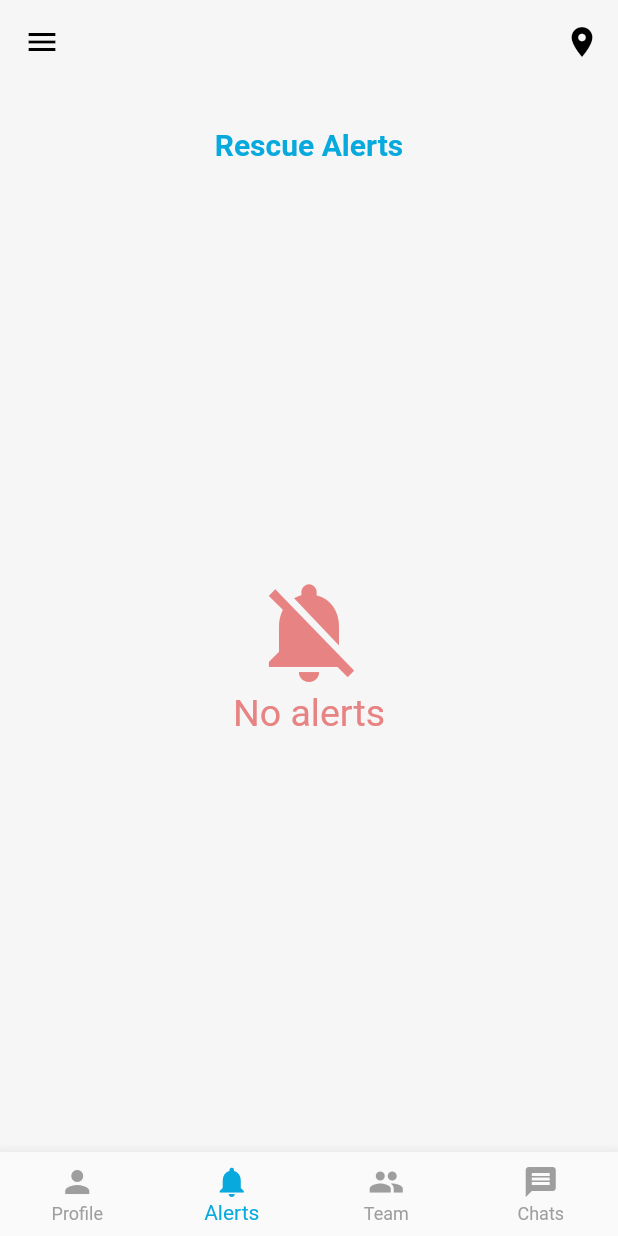
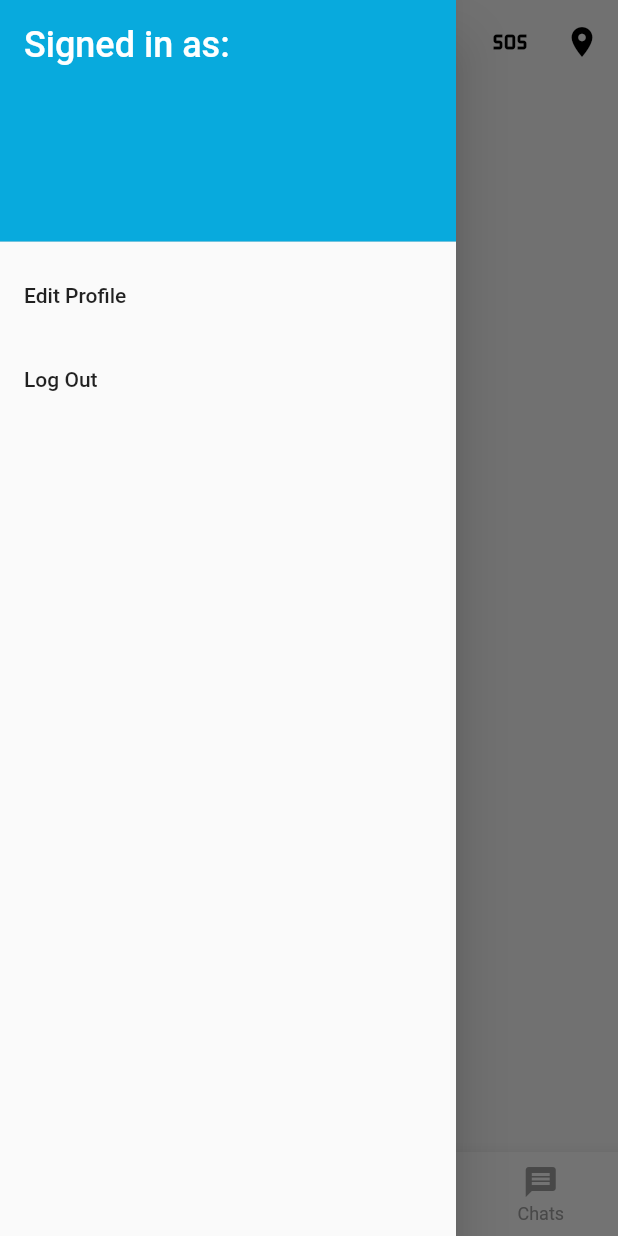
Before and after one commit to Anushastha/EnterpriseProject, a Flutter app: the DashboardScreen screen opened directly, item 2 of the bottom bar chosen, after a tap on the "menu" icon, on a phone screen of 412 x 824 dp. Run offline on Flutter 3.47's test engine with Material 2 defaults, Android fonts, the phone set to English and light mode, and no system bars; our stand-ins replace firebase_auth, firebase_core, step_progress_indicator; accounts and stored records are empty; network calls fail; project files that could hold a hidden picture were left out.

Commit message:
Rescue UI

```diff
--- a/enterprise_project/lib/features/rescueTeam/Rescueprofile.dart
+++ b/enterprise_project/lib/features/rescueTeam/Rescueprofile.dart
@@ -1,144 +1,255 @@
+// import 'package:flutter/material.dart';
+// import '../../custom/theme.dart';
+// import 'editProfile.dart';
+//
+// class ProfileScreen extends StatelessWidget {
+//   @override
+//   Widget build(BuildContext context) {
+//     return Center(
+//       child: Column(
+//         children: [
+//           Center(
+//             child: Text(
+//               'Rescue Team Dashboard',
+//               style: TextStyle(
+//                 fontSize: 20.0,
+//                 fontWeight: FontWeight.bold,
+//                 color: CustomTheme.blue,
+//               ),
+//             ),
+//           ),
+//           Expanded(
+//             child: Align(
+//               alignment: Alignment.topRight,
+//               child: IconButton(
+//                 icon: Icon(
+//                   Icons.edit,
+//                   color: CustomTheme.blue,
+//                 ),
+//                 onPressed: () {
+//                   Navigator.push(
+//                     context,
+//                     MaterialPageRoute(builder: (context) => EditProfileScreen()),
+//                   );
+//                 },
+//               ),
+//             ),
+//           ),
+//           Padding(
+//             padding: EdgeInsets.all(8.0),
+//             child: CircleAvatar(
+//               radius: 50.0,
+//               backgroundColor: Colors.grey,
+//               backgroundImage: NetworkImage('https://encrypted-tbn0.gstatic.com/images?q=tbn:ANd9GcSPEZReC1Pu5YrUBFjENhqQNFsI2crcnfBdIw&usqp=CAU'),
+//             ),
+//           ),
+//           Card(
+//             child: Column(
+//               children: [
+//                 ListTile(
+//                   title: Text(
+//                     'Name',
+//                     style: TextStyle(
+//                       fontWeight: FontWeight.bold,
+//                     ),
+//                   ),
+//                   subtitle: Text(
+//                       'Jason Rai',
+//                     style: TextStyle(
+//                       color: CustomTheme.lightText,
+//                     ),
+//                   ),
+//                 ),
+//               ],
+//             ),
+//           ),
+//           Card(
+//             child: Column(
+//               children: [
+//                 ListTile(
+//                   title: Text(
+//                     'Email',
+//                     style: TextStyle(
+//                       fontWeight: FontWeight.bold,
+//                     ),
+//                   ),
+//                   subtitle: Text(
+//                     'jason.rai@example.com',
+//                     style: TextStyle(
+//                       color: CustomTheme.lightText,
+//                     ),
+//                   ),
+//                 ),
+//               ],
+//             ),
+//           ),
+//           Card(
+//             child: Column(
+//               children: [
+//                 ListTile(
+//                   title: Text(
+//                     'Phone',
+//                     style: TextStyle(
+//                       fontWeight: FontWeight.bold,
+//                     ),
+//                   ),
+//                   subtitle: Text(
+//                       '9841568095',
+//                     style: TextStyle(
+//                       color: CustomTheme.lightText,
+//                     ),
+//                   ),
+//                 ),
+//               ],
+//             ),
+//           ),
+//           Card(
+//             child: Column(
+//               children: [
+//                 ListTile(
+//                   title: Text(
+//                     'Gender',
+//                     style: TextStyle(
+//                       fontWeight: FontWeight.bold,
+//                     ),
+//                   ),
+//                   subtitle: Text('Male'),
+//                 ),
+//               ],
+//             ),
+//           ),
+//           Card(
+//             child: Column(
+//               children: [
+//                 ListTile(
+//                   title: Text(
+//                     'Rescue Department',
+//                     style: TextStyle(
+//                       fontWeight: FontWeight.bold,
+//                     ),
+//                   ),
+//                   subtitle: Text(
+//                       'Search and Rescue Team',
+//                     style: TextStyle(
+//                       color: CustomTheme.lightText,
+//                     ),
+//                   ),
+//                 ),
+//               ],
+//             ),
+//           ),
+//         ],
+//       ),
+//     );
+//   }
+// }
+import 'package:flutter/cupertino.dart';
 import 'package:flutter/material.dart';
+
 import '../../custom/theme.dart';
-import 'editProfile.dart';
+// import 'editProfile.dart';
 
 class ProfileScreen extends StatelessWidget {
   @override
   Widget build(BuildContext context) {
     return Center(
+      child: Card(
+        elevation: 5.0,
+        margin: EdgeInsets.symmetric(horizontal: 16.0, vertical: 16.0),
+        child: Padding(
+          padding: EdgeInsets.all(16.0),
           child: Column(
+            crossAxisAlignment: CrossAxisAlignment.center,
             children: [
-          Center(
-            child: Text(
-              'Rescue Team Dashboard',
+              Text(
+                'Rescue Team ID',
                 style: TextStyle(
                   fontSize: 20.0,
                   fontWeight: FontWeight.bold,
                   color: CustomTheme.blue,
                 ),
               ),
-          ),
-          Expanded(
-            child: Align(
-              alignment: Alignment.topRight,
-              child: IconButton(
-                icon: Icon(
-                  Icons.edit,
-                  color: CustomTheme.blue,
-                ),
-                onPressed: () {
-                  Navigator.push(
-                    context,
-                    MaterialPageRoute(builder: (context) => EditProfileScreen()),
-                  );
-                },
+              SizedBox(height: 50.0),
+              Center(
+                child: Container(
+                  width: 150.0,
+                  height: 150.0,
+                  decoration: BoxDecoration(
+                    color: Colors.grey,
+                    image: DecorationImage(
+                      image: NetworkImage('https://encrypted-tbn0.gstatic.com/images?q=tbn:ANd9GcSPEZReC1Pu5YrUBFjENhqQNFsI2crcnfBdIw&usqp=CAU'),
+                      fit: BoxFit.cover,
                     ),
                   ),
                 ),
-          Padding(
-            padding: EdgeInsets.all(8.0),
-            child: CircleAvatar(
-              radius: 50.0,
-              backgroundColor: Colors.grey,
-              backgroundImage: NetworkImage('https://encrypted-tbn0.gstatic.com/images?q=tbn:ANd9GcSPEZReC1Pu5YrUBFjENhqQNFsI2crcnfBdIw&usqp=CAU'),
               ),
-          ),
-          Card(
-            child: Column(
-              children: [
-                ListTile(
-                  title: Text(
-                    'Name',
+              SizedBox(height: 24.0),
+              Center(
+                child: Text(
+                  'Jason Rai',
                   style: TextStyle(
                     fontWeight: FontWeight.bold,
-                    ),
-                  ),
-                  subtitle: Text(
-                      'Jason Rai',
-                    style: TextStyle(
-                      color: CustomTheme.lightText,
+                    fontSize: 20,
+                    color: CustomTheme.textColor,
                   ),
                 ),
               ),
+              SizedBox(height: 20.0),
+              Center(
+                child: Text(
+                  'jason.rai@example.com',
+                  style: TextStyle(
+                    color: CustomTheme.textColor,
+                    fontSize: 16,
+                  ),
+                ),
+              ),
+              SizedBox(height: 10.0),
+              Center(
+                child: Text(
+                  '9841568095',
+                  style: TextStyle(
+                    color: CustomTheme.textColor,
+                    fontSize: 16,
+                  ),
+                ),
+              ),
+              SizedBox(height: 8.0),
+              Center(
+                child: Text(
+                  'Baneshwor, Kathmandu, Nepal',
+                  style: TextStyle(
+                    color: CustomTheme.textColor,
+                    fontSize: 16,
+                  ),
+                ),
+              ),
+              SizedBox(height: 8.0),
+              Center(
+                child: Text(
+                  'Joined: August, 2022',
+                  style: TextStyle(
+                    color: CustomTheme.textColor,
+                    fontSize: 16,
+                  ),
+                ),
+              ),
+              SizedBox(height: 10.0),
+              Spacer(), // Adds spacer widget to push the text to the bottom
+              Center(
+                child: Text(
+                  'Search and Rescue Department',
+                  style: TextStyle(
+                    fontWeight: FontWeight.bold,
+                    color: CustomTheme.textColor,
+                    fontSize: 20,
+                  ),
+                ),
+              ),
+              SizedBox(height: 10.0),
             ],
           ),
         ),
-          Card(
-            child: Column(
-              children: [
-                ListTile(
-                  title: Text(
-                    'Email',
-                    style: TextStyle(
-                      fontWeight: FontWeight.bold,
-                    ),
-                  ),
-                  subtitle: Text(
-                    'jason.rai@example.com',
-                    style: TextStyle(
-                      color: CustomTheme.lightText,
-                    ),
-                  ),
-                ),
-              ],
-            ),
-          ),
-          Card(
-            child: Column(
-              children: [
-                ListTile(
-                  title: Text(
-                    'Phone',
-                    style: TextStyle(
-                      fontWeight: FontWeight.bold,
-                    ),
-                  ),
-                  subtitle: Text(
-                      '9841568095',
-                    style: TextStyle(
-                      color: CustomTheme.lightText,
-                    ),
-                  ),
-                ),
-              ],
-            ),
-          ),
-          Card(
-            child: Column(
-              children: [
-                ListTile(
-                  title: Text(
-                    'Gender',
-                    style: TextStyle(
-                      fontWeight: FontWeight.bold,
-                    ),
-                  ),
-                  subtitle: Text('Male'),
-                ),
-              ],
-            ),
-          ),
-          Card(
-            child: Column(
-              children: [
-                ListTile(
-                  title: Text(
-                    'Rescue Department',
-                    style: TextStyle(
-                      fontWeight: FontWeight.bold,
-                    ),
-                  ),
-                  subtitle: Text(
-                      'Search and Rescue Team',
-                    style: TextStyle(
-                      color: CustomTheme.lightText,
-                    ),
-                  ),
-                ),
-              ],
-            ),
-          ),
-        ],
       ),
     );
   }
--- a/enterprise_project/lib/features/rescueTeam/rescueDash.dart
+++ b/enterprise_project/lib/features/rescueTeam/rescueDash.dart
@@ -1,3 +1,4 @@
+import 'package:enterprise_project/features/rescueTeam/editProfile.dart';
 import 'package:enterprise_project/features/rescueTeam/team.dart';
 import 'package:flutter/material.dart';
 import '../../custom/theme.dart';
@@ -12,6 +13,7 @@ class DashboardScreen extends StatefulWidget {
 
 class _DashboardScreenState extends State<DashboardScreen> {
   int _currentIndex = 0;
+  GlobalKey<ScaffoldState> _scaffoldKey = GlobalKey<ScaffoldState>();
 
   void _onTabTapped(int index) {
     setState(() {
@@ -19,9 +21,14 @@ class _DashboardScreenState extends State<DashboardScreen> {
     });
   }
 
+  void _openDrawer() {
+    _scaffoldKey.currentState?.openDrawer();
+  }
+
   @override
   Widget build(BuildContext context) {
     return Scaffold(
+      key: _scaffoldKey,
       backgroundColor: CustomTheme.backgroundColor,
       appBar: AppBar(
         elevation: 0.0,
@@ -29,12 +36,16 @@ class _DashboardScreenState extends State<DashboardScreen> {
         leading: IconButton(
           icon: Icon(Icons.menu),
           color: Colors.black,
-          onPressed: () {
-            // Open drawer
-            Scaffold.of(context).openDrawer();
-          },
+          onPressed: _openDrawer,
         ),
         actions: [
+          IconButton(
+            icon: Icon(Icons.sos),
+            color: Colors.black,
+            onPressed: () {
+              // Handle Location button pressed
+            },
+          ),
           IconButton(
             icon: Icon(Icons.location_on),
             color: Colors.black,
@@ -44,7 +55,9 @@ class _DashboardScreenState extends State<DashboardScreen> {
           ),
         ],
       ),
+      drawerEnableOpenDragGesture: false,
       drawer: Drawer(
+        surfaceTintColor: CustomTheme.blue,
         // Drawer content
         child: ListView(
           padding: EdgeInsets.zero,
@@ -54,7 +67,7 @@ class _DashboardScreenState extends State<DashboardScreen> {
                 color: CustomTheme.blue,
               ),
               child: Text(
-                'Drawer Header',
+                'Signed in as: ',
                 style: TextStyle(
                   color: Colors.white,
                   fontSize: 24,
@@ -62,18 +75,19 @@ class _DashboardScreenState extends State<DashboardScreen> {
               ),
             ),
             ListTile(
-              title: Text('Option 1'),
+              title: Text('Edit Profile'),
               onTap: () {
-                // Handle option 1 selected
-              },
+                Navigator.push(
+                  context,
+                  MaterialPageRoute(builder: (context) => EditProfileScreen()),
+                );              },
             ),
             ListTile(
-              title: Text('Option 2'),
+              title: Text('Log Out'),
               onTap: () {
                 // Handle option 2 selected
               },
             ),
-            // Add more ListTile widgets for additional options
           ],
         ),
       ),
```
Lines whose indentation alone changed are shown as unchanged.
